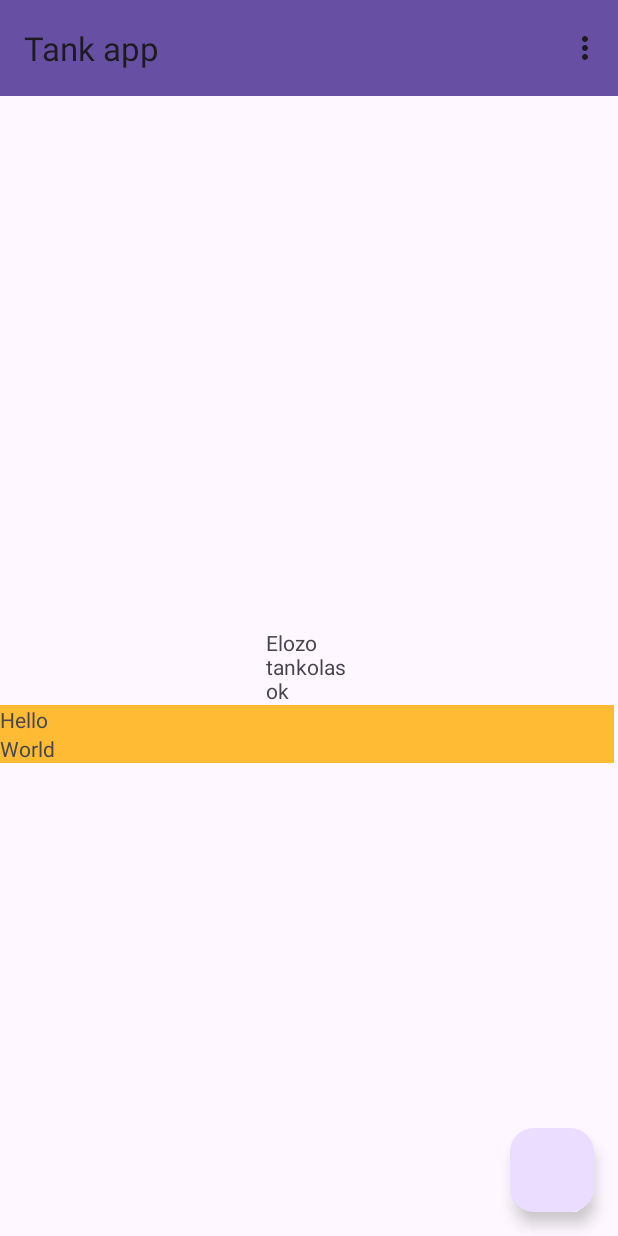
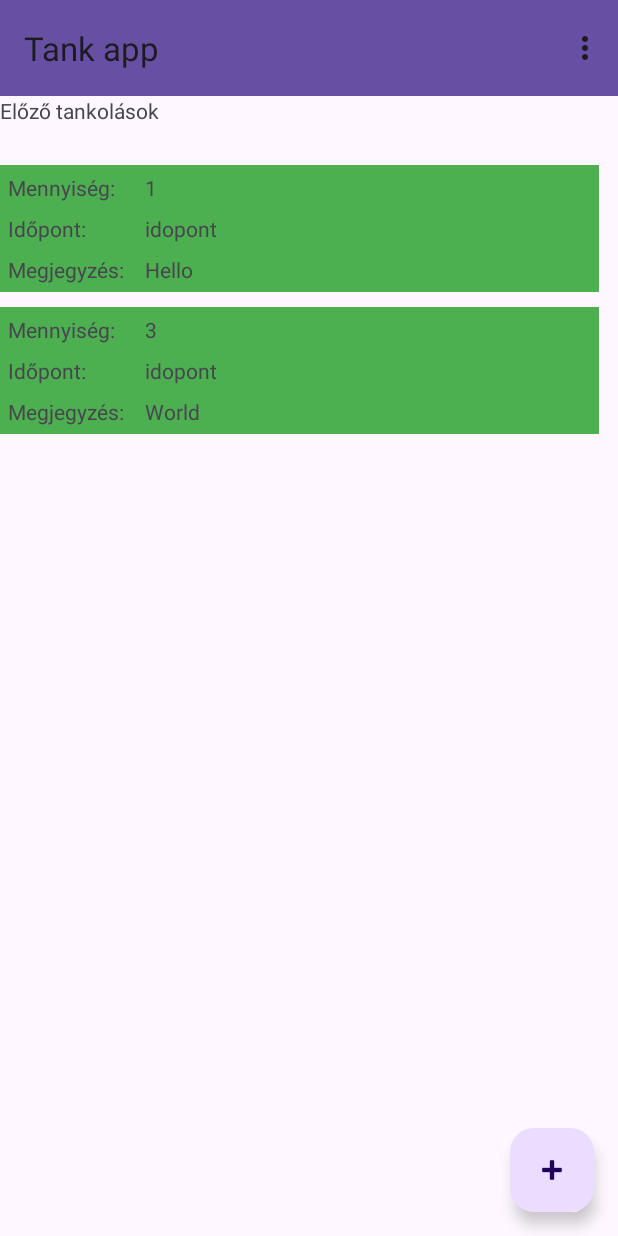
Before and after one commit to badinszky97/android_beadando, an Android app: the screen it shows after launch (MainActivity), in the options menu, after a tap on "Előző tankolások", on a phone screen of 412 x 824 dp. Run offline under Robolectric (Android 15) with nearby library versions, the phone set to English and light mode, and no system bars; our stand-ins replace Room's generated code.

Commit message:
Elemek dinamikusan megjelennek a listában

```diff
--- a/app/src/main/java/hu/nje/tankolasnyilvantarto/TankolasListAdapter.java
+++ b/app/src/main/java/hu/nje/tankolasnyilvantarto/TankolasListAdapter.java
@@ -20,7 +20,7 @@ public class TankolasListAdapter extends ListAdapter<Tankolas, TankolasViewHolde
     @Override
     public void onBindViewHolder(TankolasViewHolder holder, int position) {
         Tankolas current = getItem(position);
-        holder.bind(current.getWord());
+        holder.bind(current);
     }
 
     static class WordDiff extends DiffUtil.ItemCallback<Tankolas> {
--- a/app/src/main/java/hu/nje/tankolasnyilvantarto/TankolasViewHolder.java
+++ b/app/src/main/java/hu/nje/tankolasnyilvantarto/TankolasViewHolder.java
@@ -8,15 +8,22 @@ import android.widget.TextView;
 import androidx.recyclerview.widget.RecyclerView;
 
 class TankolasViewHolder extends RecyclerView.ViewHolder {
-    private final TextView wordItemView;
+    private final TextView mennyiseg;
+    private final TextView idopont;
+    private final TextView megjegyzes;
 
     private TankolasViewHolder(View itemView) {
         super(itemView);
-        wordItemView = itemView.findViewById(R.id.textView);
+        mennyiseg = itemView.findViewById(R.id.labelMennyiseg);
+        idopont = itemView.findViewById(R.id.labelDatum);
+        megjegyzes = itemView.findViewById(R.id.labelMegjegyzes);
     }
 
-    public void bind(String text) {
-        wordItemView.setText(text);
+    public void bind(Tankolas ujElem) {
+
+        megjegyzes.setText(ujElem.getWord());
+        idopont.setText("idopont");
+        mennyiseg.setText(String.valueOf(ujElem.iMennyiseg));
     }
 
     static TankolasViewHolder create(ViewGroup parent) {
--- a/app/src/main/res/layout/fragment_elozo_tankolasok.xml
+++ b/app/src/main/res/layout/fragment_elozo_tankolasok.xml
@@ -9,10 +9,9 @@
 
     <TextView
         android:id="@+id/textView2"
-        android:layout_width="58dp"
-        android:layout_height="wrap_content"
-        android:text="Elozo tankolasok"
-        app:layout_constraintBottom_toBottomOf="parent"
+        android:layout_width="0dp"
+        android:layout_height="36dp"
+        android:text="Előző tankolások"
         app:layout_constraintEnd_toEndOf="parent"
         app:layout_constraintStart_toStartOf="parent"
         app:layout_constraintTop_toTopOf="parent" />
@@ -20,18 +19,20 @@
     <androidx.recyclerview.widget.RecyclerView
         android:id="@+id/recycler_view"
         android:layout_width="409dp"
-        android:layout_height="345dp"
+        android:layout_height="0dp"
+        app:layout_constraintBottom_toBottomOf="parent"
         app:layout_constraintStart_toStartOf="parent"
         app:layout_constraintTop_toBottomOf="@+id/textView2"
         tools:listitem="@layout/recyclerview_item" />
 
     <com.google.android.material.floatingactionbutton.FloatingActionButton
         android:id="@+id/uj_tankolasgomb"
-        app:layout_constraintBottom_toBottomOf="parent"
-        app:layout_constraintEnd_toEndOf="parent"
         android:layout_width="wrap_content"
         android:layout_height="wrap_content"
         android:layout_margin="16dp"
-        android:contentDescription="uj"/>
+        android:contentDescription="uj"
+        android:src="@android:drawable/ic_input_add"
+        app:layout_constraintBottom_toBottomOf="parent"
+        app:layout_constraintEnd_toEndOf="parent" />
 
 </androidx.constraintlayout.widget.ConstraintLayout>
--- a/app/src/main/res/layout/recyclerview_item.xml
+++ b/app/src/main/res/layout/recyclerview_item.xml
@@ -1,12 +1,63 @@
 <?xml version="1.0" encoding="utf-8"?>
-<LinearLayout xmlns:android="http://schemas.android.com/apk/res/android"
-    android:orientation="vertical"
+<androidx.constraintlayout.widget.ConstraintLayout xmlns:android="http://schemas.android.com/apk/res/android"
+    xmlns:app="http://schemas.android.com/apk/res-auto"
+    xmlns:tools="http://schemas.android.com/tools"
+    android:id="@+id/Layout1"
     android:layout_width="match_parent"
-    android:layout_height="wrap_content">
+    android:layout_height="wrap_content"
+    android:layout_marginTop="10sp"
+    android:layout_marginEnd="10sp"
+    android:background="#4CAF50"
+    android:padding="5sp">
 
     <TextView
-        android:id="@+id/textView"
-        android:layout_width="match_parent"
+        android:id="@+id/label1"
+        android:layout_width="wrap_content"
         android:layout_height="wrap_content"
-        android:background="@android:color/holo_orange_light" />
-</LinearLayout>
+        android:text="Mennyiség:"
+        app:layout_constraintStart_toStartOf="parent"
+        app:layout_constraintTop_toTopOf="parent" />
+
+    <TextView
+        android:id="@+id/labelMennyiseg"
+        android:layout_width="wrap_content"
+        android:layout_height="wrap_content"
+        android:layout_marginStart="20dp"
+        android:text="TextView"
+        app:layout_constraintStart_toEndOf="@+id/label1"
+        app:layout_constraintTop_toTopOf="parent" />
+
+    <TextView
+        android:id="@+id/label2"
+        android:layout_width="wrap_content"
+        android:layout_height="wrap_content"
+        android:layout_marginTop="8dp"
+        android:text="Időpont:"
+        app:layout_constraintStart_toStartOf="parent"
+        app:layout_constraintTop_toBottomOf="@+id/label1" />
+
+    <TextView
+        android:id="@+id/labelDatum"
+        android:layout_width="wrap_content"
+        android:layout_height="wrap_content"
+        android:text="TextView"
+        app:layout_constraintStart_toStartOf="@+id/labelMennyiseg"
+        app:layout_constraintTop_toTopOf="@+id/label2" />
+
+    <TextView
+        android:id="@+id/label3"
+        android:layout_width="wrap_content"
+        android:layout_height="wrap_content"
+        android:layout_marginTop="8dp"
+        android:text="Megjegyzés:"
+        app:layout_constraintStart_toStartOf="parent"
+        app:layout_constraintTop_toBottomOf="@+id/label2" />
+
+    <TextView
+        android:id="@+id/labelMegjegyzes"
+        android:layout_width="wrap_content"
+        android:layout_height="wrap_content"
+        android:text="TextView"
+        app:layout_constraintStart_toStartOf="@+id/labelDatum"
+        app:layout_constraintTop_toTopOf="@+id/label3" />
+</androidx.constraintlayout.widget.ConstraintLayout>
```
